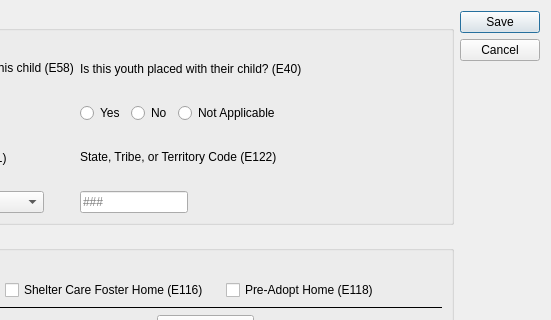
Before: the Qt Designer form ui/ui_living_arrangement.ui in zstamper/AFCARS-AXE, drawn with Qt 5; both pictures show x 469 to 1020 and y 0 to 320 of the 1020 by 763 pixel window.
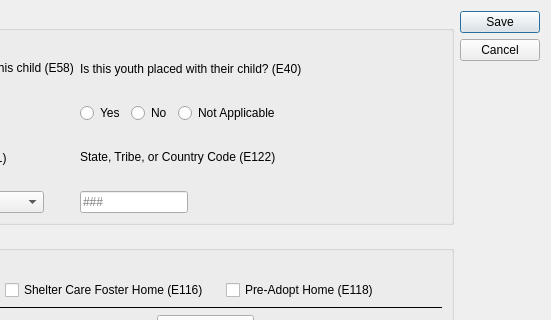
After: the same form once the commit is applied.

Diff of the .ui file:
```diff
--- a/ui/ui_living_arrangement.ui
+++ b/ui/ui_living_arrangement.ui
@@ -297,7 +297,7 @@
           <item>
            <widget class="QLabel" name="label_10">
             <property name="text">
-             <string>State, Tribe, or Territory Code (E122)</string>
+             <string>State, Tribe, or Country Code (E122)</string>
             </property>
            </widget>
           </item>
```
Left out of the diff: 2 changed lines with no effect on the pictures.
